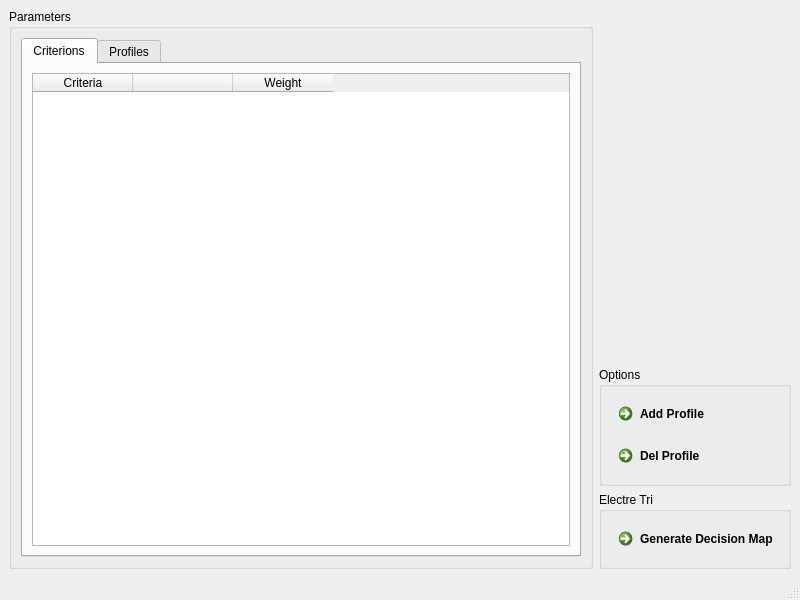
Before: the Qt Designer form ui/mainwindow.ui in oso/qgis-etri, drawn with Qt 5.
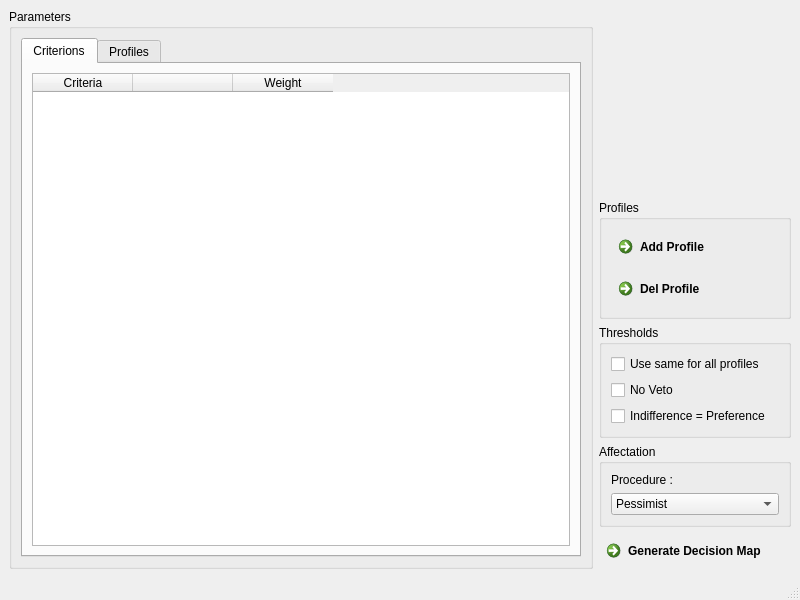
After: the same form once the commit is applied.

Commit message: [UI] Add support for some options

Diff of the .ui file:
```diff
--- a/ui/mainwindow.ui
+++ b/ui/mainwindow.ui
@@ -162,7 +162,7 @@
      </widget>
     </item>
     <item row="0" column="1">
-     <layout class="QVBoxLayout" name="verticalLayout_2">
+     <layout class="QVBoxLayout" name="vertical_layout">
       <item>
        <spacer name="verticalSpacer">
         <property name="orientation">
@@ -177,7 +177,30 @@
        </spacer>
       </item>
       <item>
-       <widget class="QGroupBox" name="group_options">
+       <widget class="QGroupBox" name="group_profiles">
+        <property name="title">
+         <string>Profiles</string>
+        </property>
+        <layout class="QVBoxLayout" name="verticalLayout_2">
+         <item>
+          <widget class="QCommandLinkButton" name="Badd_profile">
+           <property name="text">
+            <string>Add Profile</string>
+           </property>
+          </widget>
+         </item>
+         <item>
+          <widget class="QCommandLinkButton" name="Bdel_profile">
+           <property name="text">
+            <string>Del Profile</string>
+           </property>
+          </widget>
+         </item>
+        </layout>
+       </widget>
+      </item>
+      <item>
+       <widget class="QGroupBox" name="group_thresholds">
         <property name="maximumSize">
          <size>
           <width>388</width>
@@ -185,23 +208,30 @@
          </size>
         </property>
         <property name="title">
-         <string>Options</string>
+         <string>Thresholds</string>
         </property>
         <layout class="QFormLayout" name="formLayout">
          <property name="fieldGrowthPolicy">
           <enum>QFormLayout::AllNonFixedFieldsGrow</enum>
          </property>
-         <item row="1" column="0">
-          <widget class="QCommandLinkButton" name="Badd_profile">
+         <item row="5" column="0">
+          <widget class="QCheckBox" name="cbox_samethresholds">
            <property name="text">
-            <string>Add Profile</string>
+            <string>Use same for all profiles</string>
            </property>
           </widget>
          </item>
-         <item row="2" column="0">
-          <widget class="QCommandLinkButton" name="Bdel_profile">
+         <item row="6" column="0">
+          <widget class="QCheckBox" name="cbox_noveto">
            <property name="text">
-            <string>Del Profile</string>
+            <string>No Veto</string>
+           </property>
+          </widget>
+         </item>
+         <item row="7" column="0">
+          <widget class="QCheckBox" name="cbox_sameqp">
+           <property name="text">
+            <string>Indifference = Preference</string>
            </property>
           </widget>
          </item>
@@ -211,19 +241,40 @@
       <item>
        <widget class="QGroupBox" name="group_electre">
         <property name="title">
-         <string>Electre Tri</string>
+         <string>Affectation</string>
         </property>
         <layout class="QGridLayout" name="gridLayout_8">
+         <item row="1" column="0">
+          <widget class="QComboBox" name="combo_procedure">
+           <item>
+            <property name="text">
+             <string>Pessimist</string>
+            </property>
+           </item>
+           <item>
+            <property name="text">
+             <string>Optimist</string>
+            </property>
+           </item>
+          </widget>
+         </item>
          <item row="0" column="0">
-          <widget class="QCommandLinkButton" name="Bgenerate">
+          <widget class="QLabel" name="affectation">
            <property name="text">
-            <string>Generate Decision Map</string>
+            <string>Procedure :</string>
            </property>
           </widget>
          </item>
         </layout>
        </widget>
       </item>
+      <item>
+       <widget class="QCommandLinkButton" name="Bgenerate">
+        <property name="text">
+         <string>Generate Decision Map</string>
+        </property>
+       </widget>
+      </item>
      </layout>
     </item>
    </layout>
```
Left out of the diff: 8 changed lines with no effect on the pictures. The commit also changes 2 other files.
